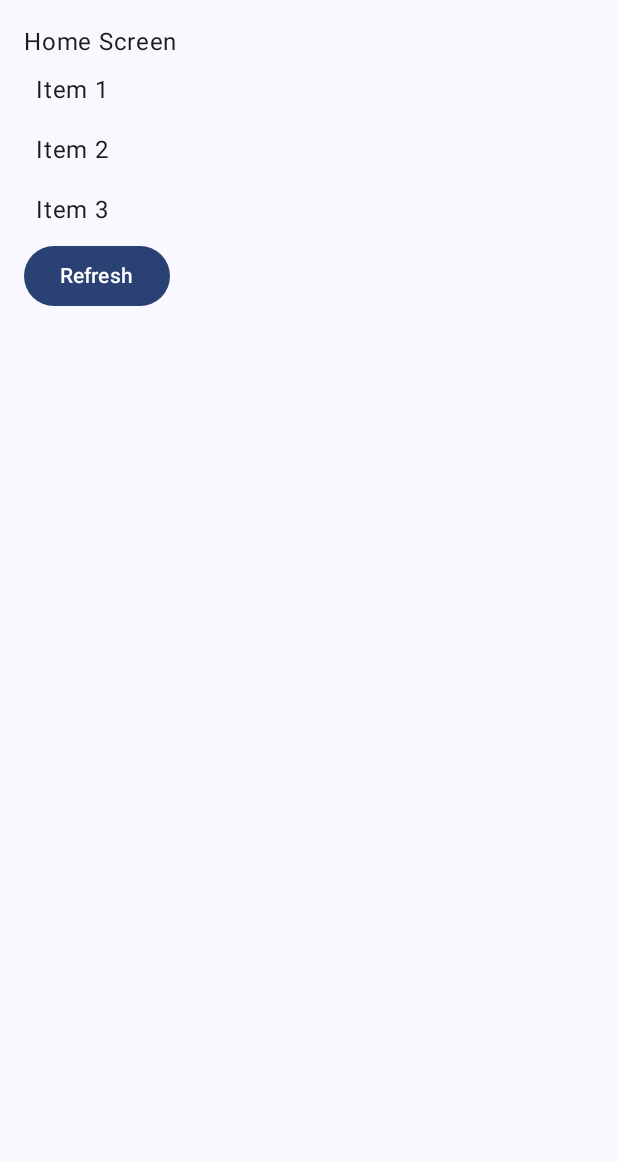
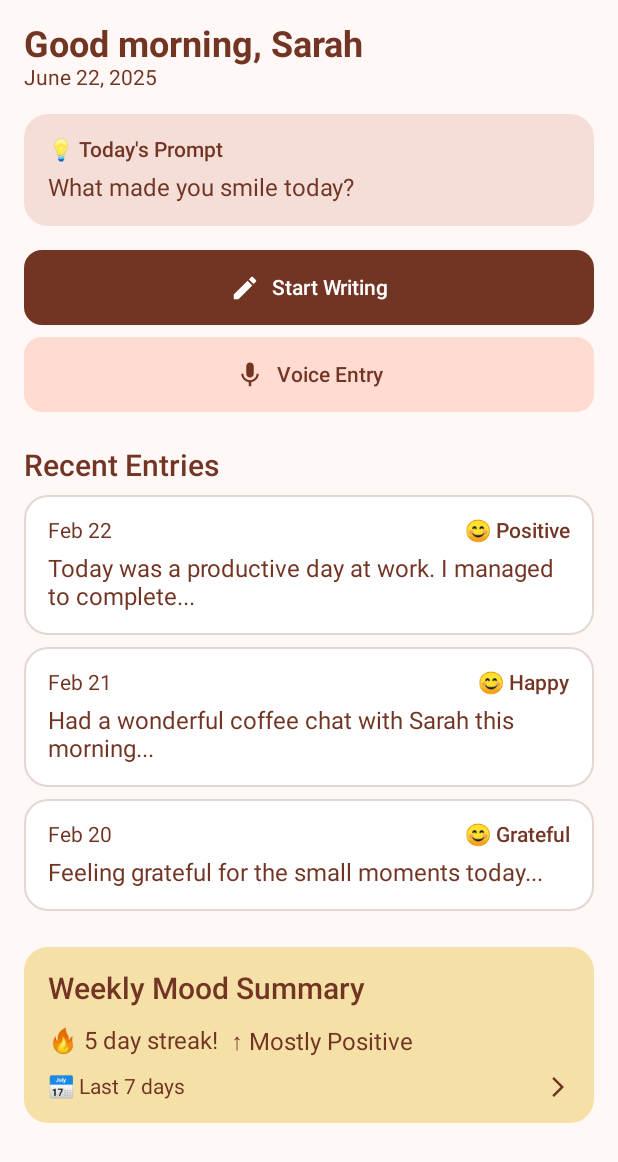
Before and after one commit to sh7verma/JournAI, an Android app built with Jetpack Compose: the screen it shows after launch (MainActivity), on a phone screen of 412 x 824 dp. Shown: the top 1162 px of the screen. Run offline under Robolectric (Android 15) with nearby library versions, the phone set to English and light mode, and no system bars; our stand-ins replace Dagger/Hilt's generated code.

Commit message:
Refactor HomeScreen to JournAIHome and update ViewModel with new UI state management

```diff
--- a/app/src/main/java/com/shverma/app/MainActivity.kt
+++ b/app/src/main/java/com/shverma/app/MainActivity.kt
@@ -20,7 +20,7 @@ import androidx.navigation.compose.composable
 import androidx.navigation.compose.rememberNavController
 import androidx.navigation.toRoute
 import com.shverma.app.ui.details.DetailScreen
-import com.shverma.app.ui.home.HomeScreen
+import com.shverma.app.ui.home.JournAIHomeScreen
 import com.shverma.app.ui.theme.AppTheme
 import dagger.hilt.android.AndroidEntryPoint
 import kotlinx.serialization.Serializable
@@ -63,13 +63,13 @@ fun AppNavigation(
     ) { padding ->
         NavHost(
             navController = navController,
-            startDestination = Routes.HomeRoute,
-            modifier = Modifier.padding(bottom = padding.calculateBottomPadding())
+            startDestination = Routes.JournAIHomeRoute,
+            modifier = Modifier.padding(bottom = padding.calculateBottomPadding(), top  = padding.calculateTopPadding())
         ) {
-            composable<Routes.HomeRoute> {
-                HomeScreen(
+            composable<Routes.JournAIHomeRoute> {
+                JournAIHomeScreen(
                     snackBarHostState = snackBarHostState,
-                    onItemClick = { itemId ->
+                    onClickEntry = { itemId ->
                         navController.navigate(Routes.DetailRoute(itemId))
                     }
                 )
@@ -91,7 +91,7 @@ fun AppNavigation(
 object Routes {
 
     @Serializable
-    object HomeRoute
+    object JournAIHomeRoute
 
     @Serializable
     data class DetailRoute(val id: Int)
--- /dev/null
+++ b/app/src/main/java/com/shverma/app/ui/UIElement.kt
@@ -0,0 +1,208 @@
+package com.shverma.app.ui
+
+import androidx.annotation.DrawableRes
+import androidx.compose.foundation.BorderStroke
+import androidx.compose.foundation.clickable
+import androidx.compose.foundation.layout.Arrangement
+import androidx.compose.foundation.layout.Column
+import androidx.compose.foundation.layout.Row
+import androidx.compose.foundation.layout.Spacer
+import androidx.compose.foundation.layout.fillMaxWidth
+import androidx.compose.foundation.layout.height
+import androidx.compose.foundation.layout.padding
+import androidx.compose.foundation.layout.size
+import androidx.compose.foundation.layout.width
+import androidx.compose.foundation.shape.RoundedCornerShape
+import androidx.compose.material.icons.Icons
+import androidx.compose.material.icons.filled.ArrowForwardIos
+import androidx.compose.material3.Button
+import androidx.compose.material3.ButtonDefaults
+import androidx.compose.material3.Card
+import androidx.compose.material3.CardDefaults
+import androidx.compose.material3.Icon
+import androidx.compose.material3.MaterialTheme
+import androidx.compose.material3.Text
+import androidx.compose.runtime.Composable
+import androidx.compose.ui.Alignment
+import androidx.compose.ui.Modifier
+import androidx.compose.ui.graphics.Color
+import androidx.compose.ui.res.painterResource
+import androidx.compose.ui.text.style.TextOverflow
+import androidx.compose.ui.unit.dp
+import com.shverma.app.ui.theme.AppTypography
+import com.shverma.app.ui.theme.JournAIBrown
+import com.shverma.app.ui.theme.JournAILightPeach
+import com.shverma.app.ui.theme.JournAIYellow
+
+@Composable
+fun JournalCard(
+    date: String,
+    mood: String,
+    contentPreview: String
+) {
+    Card(
+        shape = RoundedCornerShape(16.dp),
+        border = BorderStroke(1.dp, JournAIBrown.copy(alpha = 0.2f)),
+        colors = CardDefaults.cardColors(
+            containerColor = Color.White
+        ),
+        modifier = Modifier
+            .fillMaxWidth()
+    ) {
+        Column(modifier = Modifier.padding(16.dp)) {
+            Row(
+                verticalAlignment = Alignment.CenterVertically,
+                horizontalArrangement = Arrangement.SpaceBetween,
+                modifier = Modifier.fillMaxWidth()
+            ) {
+                Text(
+                    text = date,
+                    style = AppTypography.bodyMedium,
+                    color = JournAIBrown
+                )
+                Text(
+                    text = mood,
+                    style = AppTypography.labelLarge,
+                    color = JournAIBrown
+                )
+            }
+            Spacer(modifier = Modifier.height(8.dp))
+            Text(
+                text = contentPreview,
+                style = AppTypography.bodyLarge,
+                color = JournAIBrown,
+                maxLines = 2,
+                overflow = TextOverflow.Ellipsis
+            )
+        }
+    }
+}
+
+
+@Composable
+fun JournButton(
+    text: String,
+    @DrawableRes iconResId: Int? = null,
+    backgroundColor: Color = MaterialTheme.colorScheme.primary,
+    contentColor: Color = MaterialTheme.colorScheme.onPrimary,
+    modifier: Modifier = Modifier,
+    onClick: () -> Unit
+) {
+    Button(
+        onClick = onClick,
+        modifier = modifier
+            .fillMaxWidth()
+            .height(50.dp),
+        colors = ButtonDefaults.buttonColors(
+            containerColor = backgroundColor,
+            contentColor = contentColor
+        ),
+        shape = RoundedCornerShape(12.dp)
+    ) {
+        if (iconResId != null) {
+            Icon(
+                painter = painterResource(id = iconResId),
+                contentDescription = null,
+                modifier = Modifier.size(20.dp)
+            )
+            Spacer(modifier = Modifier.width(8.dp))
+        }
+        Text(text = text, style = AppTypography.labelLarge)
+    }
+}
+
+@Composable
+fun PromptCard(
+    title: String,
+    content: String,
+    modifier: Modifier = Modifier
+) {
+    Card(
+        shape = RoundedCornerShape(16.dp),
+        colors = CardDefaults.cardColors(
+            containerColor = JournAILightPeach
+        ),
+        modifier = modifier
+            .fillMaxWidth()
+    ) {
+        Column(modifier = Modifier.padding(16.dp)) {
+            Text(
+                text = title,
+                style = AppTypography.labelLarge,
+                color = JournAIBrown
+            )
+            Spacer(modifier = Modifier.height(8.dp))
+            Text(
+                text = content,
+                style = AppTypography.bodyLarge,
+                color = JournAIBrown
+            )
+        }
+    }
+}
+
+@Composable
+fun MoodSummaryCard(
+    streakText: String,
+    trendText: String,
+    periodText: String = "Last 7 days",
+    onClick: () -> Unit = {}
+) {
+    Card(
+        shape = RoundedCornerShape(16.dp),
+        colors = CardDefaults.cardColors(
+            containerColor = JournAIYellow
+        ),
+        modifier = Modifier
+            .fillMaxWidth()
+            .clickable { onClick() }
+    ) {
+        Column(modifier = Modifier.padding(16.dp)) {
+            Text(
+                text = "Weekly Mood Summary",
+                style = AppTypography.titleMedium,
+                color = JournAIBrown
+            )
+            Spacer(modifier = Modifier.height(12.dp))
+
+            Row(
+                verticalAlignment = Alignment.CenterVertically,
+                horizontalArrangement = Arrangement.spacedBy(8.dp)
+            ) {
+                Text(
+                    text = "🔥 $streakText",
+                    style = AppTypography.bodyLarge,
+                    color = JournAIBrown
+                )
+                Text(
+                    text = "↑ $trendText",
+                    style = AppTypography.bodyLarge,
+                    color = JournAIBrown
+                )
+            }
+
+            Spacer(modifier = Modifier.height(12.dp))
+
+            Row(
+                verticalAlignment = Alignment.CenterVertically,
+                modifier = Modifier.fillMaxWidth(),
+                horizontalArrangement = Arrangement.SpaceBetween
+            ) {
+                Row(verticalAlignment = Alignment.CenterVertically) {
+                    Text(
+                        text = "📅 $periodText",
+                        style = AppTypography.bodyMedium,
+                        color = JournAIBrown
+                    )
+                }
+
+                Icon(
+                    imageVector = Icons.Default.ArrowForwardIos,
+                    contentDescription = null,
+                    tint = JournAIBrown,
+                    modifier = Modifier.size(16.dp)
+                )
+            }
+        }
+    }
+}
--- a/app/src/main/java/com/shverma/app/ui/home/HomeScreen.kt
+++ b/app/src/main/java/com/shverma/app/ui/home/HomeScreen.kt
@@ -1,50 +1,54 @@
 package com.shverma.app.ui.home
 
-import androidx.compose.foundation.clickable
+import androidx.compose.foundation.background
 import androidx.compose.foundation.layout.Column
+import androidx.compose.foundation.layout.Spacer
 import androidx.compose.foundation.layout.fillMaxSize
+import androidx.compose.foundation.layout.height
 import androidx.compose.foundation.layout.padding
-import androidx.compose.material3.Button
+import androidx.compose.foundation.rememberScrollState
+import androidx.compose.foundation.verticalScroll
+import androidx.compose.material3.MaterialTheme
 import androidx.compose.material3.SnackbarHostState
 import androidx.compose.material3.Text
 import androidx.compose.runtime.Composable
+import androidx.compose.runtime.DisposableEffect
 import androidx.compose.runtime.LaunchedEffect
-import androidx.compose.runtime.collectAsState
 import androidx.compose.runtime.getValue
+import androidx.compose.runtime.mutableStateOf
+import androidx.compose.runtime.remember
+import androidx.compose.runtime.setValue
+import androidx.compose.ui.Alignment
 import androidx.compose.ui.Modifier
+import androidx.compose.ui.graphics.Color
 import androidx.compose.ui.unit.dp
 import androidx.hilt.navigation.compose.hiltViewModel
+import androidx.lifecycle.Lifecycle
+import androidx.lifecycle.LifecycleEventObserver
+import androidx.lifecycle.compose.LocalLifecycleOwner
+import androidx.lifecycle.compose.collectAsStateWithLifecycle
+import com.shverma.androidstarter.R
+import com.shverma.app.ui.JournButton
+import com.shverma.app.ui.JournalCard
+import com.shverma.app.ui.MoodSummaryCard
+import com.shverma.app.ui.PromptCard
+import com.shverma.app.ui.theme.AppTypography
+import com.shverma.app.ui.theme.JournAIBackground
+import com.shverma.app.ui.theme.JournAIBrown
+import com.shverma.app.ui.theme.JournAIPink
 import com.shverma.app.utils.UiEvent
 import kotlinx.coroutines.flow.receiveAsFlow
 
 @Composable
-fun HomeScreen(
+fun JournAIHomeScreen(
+    viewModel: JournAIHomeViewModel = hiltViewModel(),
     snackBarHostState: SnackbarHostState,
-    onItemClick: (Int) -> Unit,
-    viewModel: HomeScreenViewModel = hiltViewModel()
+    onClickEntry: (Int) -> Unit
 ) {
-    val state by viewModel.state.collectAsState()
+    val state by viewModel.uiState.collectAsStateWithLifecycle()
 
-    Column(
-        modifier = Modifier
-            .fillMaxSize()
-            .padding(16.dp)
-    ) {
-        Text("Home Screen")
-
-        state.itemList.forEachIndexed { index, item ->
-            Text(
-                text = item,
-                modifier = Modifier
-                    .padding(8.dp)
-                    .clickable { onItemClick(index) }
-            )
-        }
-
-        Button(onClick = { viewModel.onEvent(HomeScreenEvents.Refresh) }) {
-            Text("Refresh")
-        }
-    }
+    var showStartWritingDialog by remember { mutableStateOf(false) }
+    var showVoiceEntryDialog by remember { mutableStateOf(false) }
 
     LaunchedEffect(true) {
         viewModel.uiEvent.receiveAsFlow().collect { event ->
@@ -53,8 +57,115 @@ fun HomeScreen(
                     snackBarHostState.showSnackbar(event.message)
                 }
 
-                else -> {}
+                else -> Unit
             }
         }
     }
+
+    val lifecycleOwner = LocalLifecycleOwner.current
+    DisposableEffect(lifecycleOwner) {
+        val observer = LifecycleEventObserver { _, event ->
+            if (event == Lifecycle.Event.ON_RESUME) {
+                viewModel.refreshHomeScreen()
+            }
+        }
+        lifecycleOwner.lifecycle.addObserver(observer)
+
+        onDispose {
+            lifecycleOwner.lifecycle.removeObserver(observer)
+        }
+    }
+
+    Column(
+        modifier = Modifier
+            .background(JournAIBackground)
+            .padding(16.dp)
+            .fillMaxSize()
+            .verticalScroll(rememberScrollState())
+    ) {
+        // Header
+        Text(
+            text = "Good morning, ${state.userName}",
+            style = AppTypography.titleLarge,
+            color = JournAIBrown
+        )
+        Text(
+            text = state.currentDate,
+            style = AppTypography.bodyMedium,
+            color = JournAIBrown
+        )
+
+        Spacer(modifier = Modifier.height(16.dp))
+
+        // Today's Prompt
+        PromptCard(
+            title = "💡 Today's Prompt",
+            content = state.prompt,
+        )
+
+        Spacer(modifier = Modifier.height(16.dp))
+
+        // Start Writing Button
+        JournButton(
+            text = "Start Writing",
+            iconResId = R.drawable.ic_write,
+            backgroundColor = JournAIBrown,
+            contentColor = Color.White,
+            onClick = {
+                showStartWritingDialog = true
+            }
+        )
+
+        Spacer(modifier = Modifier.height(8.dp))
+
+        // Voice Entry Button
+        JournButton(
+            text = "Voice Entry",
+            iconResId = R.drawable.ic_record,
+            backgroundColor = JournAIPink,
+            contentColor = JournAIBrown,
+            onClick = {
+                showVoiceEntryDialog = true
+            }
+        )
+
+        Spacer(modifier = Modifier.height(24.dp))
+
+        // Recent Entries
+        Text(
+            text = "Recent Entries",
+            style = AppTypography.titleMedium,
+            color = JournAIBrown
+        )
+        Spacer(modifier = Modifier.height(8.dp))
+
+        if (state.recentEntries.isEmpty()) {
+            Text(
+                text = "No entries available.",
+                style = MaterialTheme.typography.bodyMedium,
+                color = Color.Gray,
+                modifier = Modifier.align(Alignment.CenterHorizontally)
+            )
+        } else {
+            state.recentEntries.forEach { entry ->
+                JournalCard(
+                    date = entry.date,
+                    mood = entry.mood,
+                    contentPreview = entry.preview,
+                )
+                Spacer(modifier = Modifier.height(8.dp))
+            }
+        }
+
+        Spacer(modifier = Modifier.height(16.dp))
+
+        // Weekly Mood Summary Card
+        MoodSummaryCard(
+            streakText = "${state.moodSummary.streak} day streak!",
+            trendText = state.moodSummary.trend,
+            onClick = {
+                // Optional → navigate to detailed mood summary screen
+            }
+        )
+    }
 }
--- a/app/src/main/java/com/shverma/app/ui/home/HomeScreenViewModel.kt
+++ b/app/src/main/java/com/shverma/app/ui/home/HomeScreenViewModel.kt
@@ -1,4 +1,6 @@
 package com.shverma.app.ui.home
+
+import android.annotation.SuppressLint
 import androidx.lifecycle.ViewModel
 import androidx.lifecycle.viewModelScope
 import com.shverma.app.utils.UiEvent
@@ -7,70 +9,109 @@ import kotlinx.coroutines.channels.Channel
 import kotlinx.coroutines.flow.MutableStateFlow
 import kotlinx.coroutines.flow.StateFlow
 import kotlinx.coroutines.flow.asStateFlow
+import kotlinx.coroutines.flow.update
 import kotlinx.coroutines.launch
+import java.time.LocalDate
+import java.time.format.DateTimeFormatter
 import javax.inject.Inject
 
+data class JournalEntry(
+    val date: String,
+    val mood: String,
+    val preview: String
+)
+
+data class MoodSummary(
+    val streak: Int,
+    val trend: String
+)
+
+data class HomeUiState(
+    val userName: String = "",
+    val currentDate: String = "",
+    val prompt: String = "",
+    val recentEntries: List<JournalEntry> = emptyList(),
+    val moodSummary: MoodSummary = MoodSummary(0, "")
+)
+
+
 @HiltViewModel
-class HomeScreenViewModel @Inject constructor(
-    // Inject repository or use cases here if needed
+class JournAIHomeViewModel @Inject constructor(
 ) : ViewModel() {
 
-    private val _state = MutableStateFlow(HomeScreenState())
-    val state: StateFlow<HomeScreenState> = _state.asStateFlow()
+    private val _uiState = MutableStateFlow(HomeUiState())
+    val uiState: StateFlow<HomeUiState> = _uiState.asStateFlow()
 
     var uiEvent = Channel<UiEvent>()
         private set
 
     init {
-        onEvent(HomeScreenEvents.LoadItems)
+        loadInitialData()
     }
 
-    fun onEvent(event: HomeScreenEvents) {
+    fun refreshHomeScreen() {
+        loadInitialData()
+        sendUiEvent(UiEvent.ShowMessage("Home screen refreshed"))
+    }
+
+    fun onEvent(event: JournAIHomeEvents) {
         when (event) {
-            is HomeScreenEvents.LoadItems -> {
-                fetchItems()
+            is JournAIHomeEvents.StartWriting -> {
+                sendUiEvent(UiEvent.ShowMessage("Start Writing clicked"))
             }
 
-            is HomeScreenEvents.Refresh -> {
-                refreshItems()
-            }
-
-            is HomeScreenEvents.DeleteItem -> {
-                viewModelScope.launch {
-                    // repository.deleteItemById(event.id)
-                    uiEvent.send(UiEvent.ShowMessage("Item deleted"))
-                }
+            is JournAIHomeEvents.StartVoiceEntry -> {
+                sendUiEvent(UiEvent.ShowMessage("Voice Entry clicked"))
             }
         }
     }
 
-    private fun fetchItems() {
-        viewModelScope.launch {
-            // Simulate loading data
-            _state.value = _state.value.copy(
-                itemList = listOf("Item 1", "Item 2", "Item 3"),
-                isLoading = false
+    private fun loadInitialData() {
+        _uiState.update { state ->
+            state.copy(
+                userName = "Sarah",
+                currentDate = getCurrentDateFormatted(),
+                prompt = "What made you smile today?",
+                recentEntries = sampleRecentEntries(),
+                moodSummary = MoodSummary(5, "Mostly Positive")
             )
         }
     }
 
-    private fun refreshItems() {
+    @SuppressLint("NewApi")
+    private fun getCurrentDateFormatted(): String {
+        val formatter = DateTimeFormatter.ofPattern("MMMM dd, yyyy")
+        return LocalDate.now().format(formatter)
+    }
+
+    private fun sampleRecentEntries(): List<JournalEntry> {
+        return listOf(
+            JournalEntry(
+                "Feb 22",
+                "😊 Positive",
+                "Today was a productive day at work. I managed to complete..."
+            ),
+            JournalEntry(
+                "Feb 21",
+                "😊 Happy",
+                "Had a wonderful coffee chat with Sarah this morning..."
+            ),
+            JournalEntry(
+                "Feb 20",
+                "😊 Grateful",
+                "Feeling grateful for the small moments today..."
+            )
+        )
+    }
+
+    private fun sendUiEvent(event: UiEvent) {
         viewModelScope.launch {
-            _state.value = _state.value.copy(isLoading = true)
-            fetchItems()
-            uiEvent.send(UiEvent.ShowMessage("Items refreshed"))
+            uiEvent.send(event)
         }
     }
 }
 
-sealed class HomeScreenEvents {
-    data object LoadItems : HomeScreenEvents()
-    data object Refresh : HomeScreenEvents()
-    data class DeleteItem(val id: Int) : HomeScreenEvents()
+sealed interface JournAIHomeEvents {
+    object StartWriting : JournAIHomeEvents
+    object StartVoiceEntry : JournAIHomeEvents
 }
-
-data class HomeScreenState(
-    val itemList: List<String> = emptyList(),
-    val isLoading: Boolean = false,
-    val errorMessage: String? = null
-)
--- a/app/src/main/java/com/shverma/app/ui/theme/Color.kt
+++ b/app/src/main/java/com/shverma/app/ui/theme/Color.kt
@@ -2,10 +2,34 @@ package com.shverma.app.ui.theme
 
 import androidx.compose.ui.graphics.Color
 
-val Purple80 = Color(0xFFD0BCFF)
-val PurpleGrey80 = Color(0xFFCCC2DC)
-val Pink80 = Color(0xFFEFB8C8)
+// Colors.kt
 
-val Purple40 = Color(0xFF6650a4)
-val PurpleGrey40 = Color(0xFF625b71)
-val Pink40 = Color(0xFF7D5260)
+// Colors from your design
+val JournAIYellow = Color(0xFFF5E1A7) // Weekly Mood Summary
+val JournAIBackground = Color(0xFFFFF8F6) // App background
+val JournAILightPeach = Color(0xFFF5DED8) // Cards like PromptCard
+val JournAIBrown = Color(0xFF723523) // Primary buttons, text highlights
+val JournAIPink = Color(0xFFFFDBD1) // Secondary buttons, soft backgrounds
+
+// Text and other UI
+val TextPrimary = Color(0xFF1A1A1A)
+val TextSecondary = Color(0xFF555555)
+val Surface = Color(0xFFFFFFFF)
+val Disabled = Color(0xFFDDDDDD)
+
+// Light theme base
+val BrownPrimary = JournAIBrown
+val LightPeachSecondary = JournAILightPeach
+val YellowAccent = JournAIYellow
+val BackgroundLight = JournAIBackground
+val SurfaceLight = Surface
+val OnPrimary = Color.White
+val OnSurface = Color(0xFF1C1B1F)
+
+// Dark theme colors → can adjust later if you want to match design better
+val DarkPrimary = Color(0xFF723523)
+val DarkSecondary = Color(0xFF3E1E18)
+val DarkBackground = Color(0xFF121212)
+val DarkSurface = Color(0xFF1E1E1E)
+val OnDarkPrimary = Color.White
+val OnDarkSurface = Color(0xFFE0E0E0)
--- a/app/src/main/java/com/shverma/app/ui/theme/Theme.kt
+++ b/app/src/main/java/com/shverma/app/ui/theme/Theme.kt
@@ -11,31 +11,35 @@ import androidx.compose.runtime.Composable
 import androidx.compose.ui.platform.LocalContext
 
 private val DarkColorScheme = darkColorScheme(
-    primary = Purple80,
-    secondary = PurpleGrey80,
-    tertiary = Pink80
+    primary = DarkPrimary,
+    secondary = DarkSecondary,
+    tertiary = YellowAccent,
+    background = DarkBackground,
+    surface = DarkSurface,
+    onPrimary = OnDarkPrimary,
+    onSecondary = OnDarkPrimary,
+    onTertiary = OnDarkPrimary,
+    onBackground = OnDarkSurface,
+    onSurface = OnDarkSurface
 )
 
 private val LightColorScheme = lightColorScheme(
-    primary = Purple40,
-    secondary = PurpleGrey40,
-    tertiary = Pink40
+    primary = BrownPrimary,
+    secondary = LightPeachSecondary,
+    tertiary = YellowAccent,
+    background = BackgroundLight,
+    surface = SurfaceLight,
+    onPrimary = OnPrimary,
+    onSecondary = OnPrimary,
+    onTertiary = OnPrimary,
+    onBackground = OnSurface,
+    onSurface = OnSurface
+)
 
-    /* Other default colors to override
-    background = Color(0xFFFFFBFE),
-    surface = Color(0xFFFFFBFE),
-    onPrimary = Color.White,
-    onSecondary = Color.White,
-    onTertiary = Color.White,
-    onBackground = Color(0xFF1C1B1F),
-    onSurface = Color(0xFF1C1B1F),
-    */
-)
 
 @Composable
 fun AppTheme(
     darkTheme: Boolean = isSystemInDarkTheme(),
-    // Dynamic color is available on Android 12+
     dynamicColor: Boolean = true,
     content: @Composable () -> Unit
 ) {
@@ -51,7 +55,7 @@ fun AppTheme(
 
     MaterialTheme(
         colorScheme = colorScheme,
-        typography = Typography,
+        typography = AppTypography,
         content = content
     )
 }
--- a/app/src/main/java/com/shverma/app/ui/theme/Type.kt
+++ b/app/src/main/java/com/shverma/app/ui/theme/Type.kt
@@ -2,33 +2,29 @@ package com.shverma.app.ui.theme
 
 import androidx.compose.material3.Typography
 import androidx.compose.ui.text.TextStyle
-import androidx.compose.ui.text.font.FontFamily
 import androidx.compose.ui.text.font.FontWeight
 import androidx.compose.ui.unit.sp
 
-// Set of Material typography styles to start with
-val Typography = Typography(
+val AppTypography = Typography(
+    titleLarge = TextStyle(
+        fontWeight = FontWeight.Bold,
+        fontSize = 24.sp
+    ),
+    titleMedium = TextStyle(
+        fontWeight = FontWeight.SemiBold,
+        fontSize = 20.sp
+    ),
     bodyLarge = TextStyle(
-        fontFamily = FontFamily.Default,
         fontWeight = FontWeight.Normal,
-        fontSize = 16.sp,
-        lineHeight = 24.sp,
-        letterSpacing = 0.5.sp
+        fontSize = 16.sp
+    ),
+    bodyMedium = TextStyle(
+        fontWeight = FontWeight.Normal,
+        fontSize = 14.sp,
+        color = TextSecondary
+    ),
+    labelLarge = TextStyle(
+        fontWeight = FontWeight.Medium,
+        fontSize = 14.sp,
     )
-    /* Other default text styles to override
-    titleLarge = TextStyle(
-        fontFamily = FontFamily.Default,
-        fontWeight = FontWeight.Normal,
-        fontSize = 22.sp,
-        lineHeight = 28.sp,
-        letterSpacing = 0.sp
-    ),
-    labelSmall = TextStyle(
-        fontFamily = FontFamily.Default,
-        fontWeight = FontWeight.Medium,
-        fontSize = 11.sp,
-        lineHeight = 16.sp,
-        letterSpacing = 0.5.sp
-    )
-    */
 )
--- /dev/null
+++ b/app/src/main/res/drawable/ic_record.xml
@@ -0,0 +1,14 @@
+<vector xmlns:android="http://schemas.android.com/apk/res/android"
+    android:width="20dp"
+    android:height="20dp"
+    android:viewportWidth="20"
+    android:viewportHeight="20">
+  <group>
+    <clip-path
+        android:pathData="M0,0L20,0L20,20L0,20L0,0Z"/>
+    <path
+        android:pathData="M10,11.667C11.383,11.667 12.492,10.55 12.492,9.167L12.5,4.167C12.5,2.783 11.383,1.667 10,1.667C8.617,1.667 7.5,2.783 7.5,4.167L7.5,9.167C7.5,10.55 8.617,11.667 10,11.667ZM14.417,9.167C14.417,11.667 12.3,13.417 10,13.417C7.7,13.417 5.583,11.667 5.583,9.167L4.167,9.167C4.167,12.008 6.433,14.358 9.167,14.767L9.167,17.5L10.833,17.5L10.833,14.767C13.567,14.367 15.833,12.017 15.833,9.167L14.417,9.167Z"
+        android:fillColor="#723523"
+        android:fillType="nonZero"/>
+  </group>
+</vector>
--- /dev/null
+++ b/app/src/main/res/drawable/ic_write.xml
@@ -0,0 +1,18 @@
+<vector xmlns:android="http://schemas.android.com/apk/res/android"
+    android:width="20dp"
+    android:height="20dp"
+    android:viewportWidth="20"
+    android:viewportHeight="20">
+  <group>
+    <clip-path
+        android:pathData="M0,0L20,0L20,20L0,20L0,0Z"/>
+    <group>
+      <clip-path
+          android:pathData="M0,0L20,0L20,20L0,20L0,0Z"/>
+      <path
+          android:pathData="M2.5,14.375L2.5,17.5L5.625,17.5L14.842,8.283L11.717,5.158L2.5,14.375ZM17.258,5.867C17.421,5.705 17.502,5.509 17.502,5.279C17.502,5.05 17.421,4.854 17.258,4.692L15.308,2.742C15.146,2.579 14.95,2.498 14.721,2.498C14.491,2.498 14.295,2.579 14.133,2.742L12.608,4.267L15.733,7.392L17.258,5.867Z"
+          android:fillColor="#FFFFFF"
+          android:fillType="nonZero"/>
+    </group>
+  </group>
+</vector>
```
